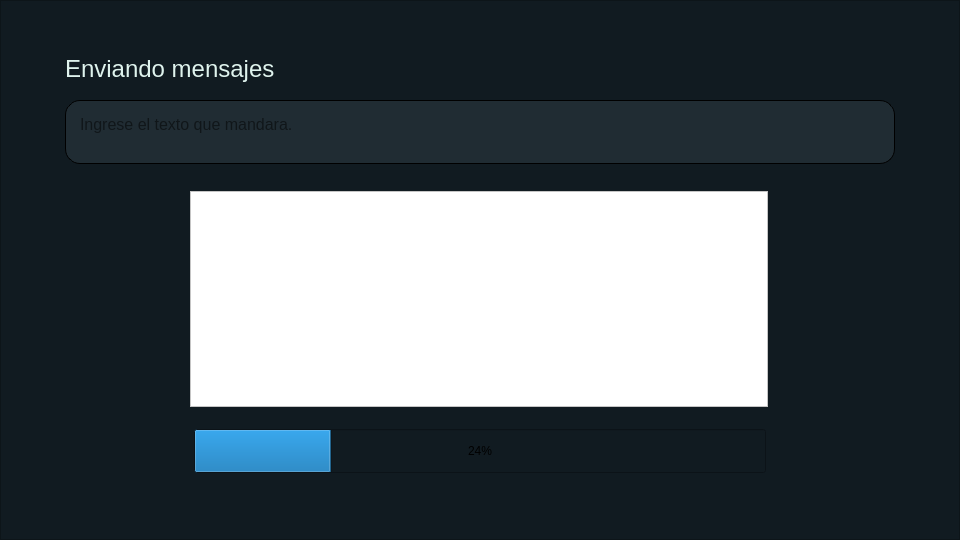
Jossefrp/AutoMessageBot, file UI/main.ui: the form before one commit.
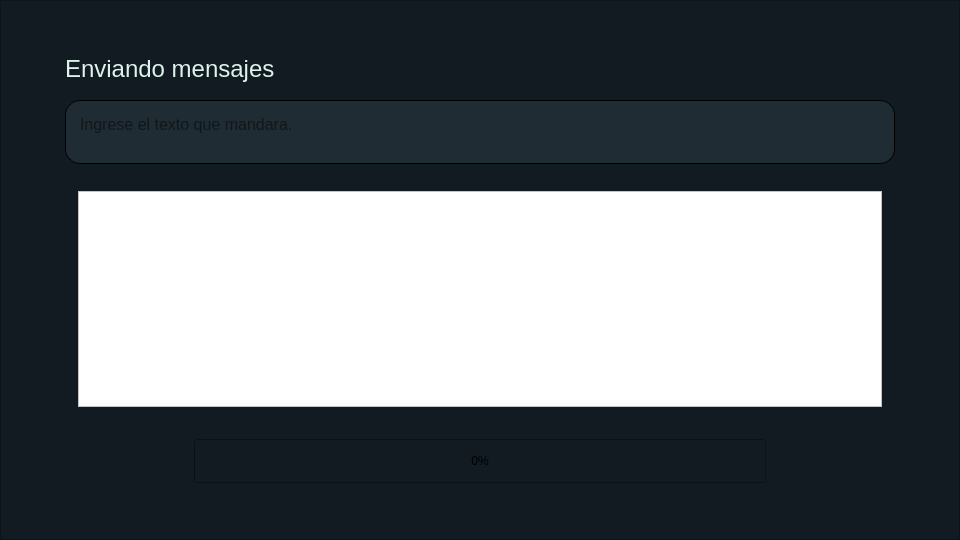
The form after the commit. The open tabs and pages were chosen to show the change. Icons and pictures are not drawn.

Commit message: Se ha cambiado la ventana principal

```diff
--- a/UI/main.ui
+++ b/UI/main.ui
@@ -683,7 +683,7 @@
        <property name="geometry">
         <rect>
          <x>133</x>
-         <y>428</y>
+         <y>439</y>
          <width>45</width>
          <height>45</height>
         </rect>
@@ -716,9 +716,9 @@
       <widget class="QTableWidget" name="tableWidget_2">
        <property name="geometry">
         <rect>
-         <x>190</x>
+         <x>78</x>
          <y>191</y>
-         <width>578</width>
+         <width>804</width>
          <height>216</height>
         </rect>
        </property>
@@ -783,13 +783,13 @@
        <property name="geometry">
         <rect>
          <x>194</x>
-         <y>429</y>
+         <y>439</y>
          <width>572</width>
          <height>44</height>
         </rect>
        </property>
        <property name="value">
-        <number>24</number>
+        <number>0</number>
        </property>
       </widget>
      </widget>
```
Left out of the diff: 45 changed lines with no effect on the pictures. The commit also changes 1 other file.
